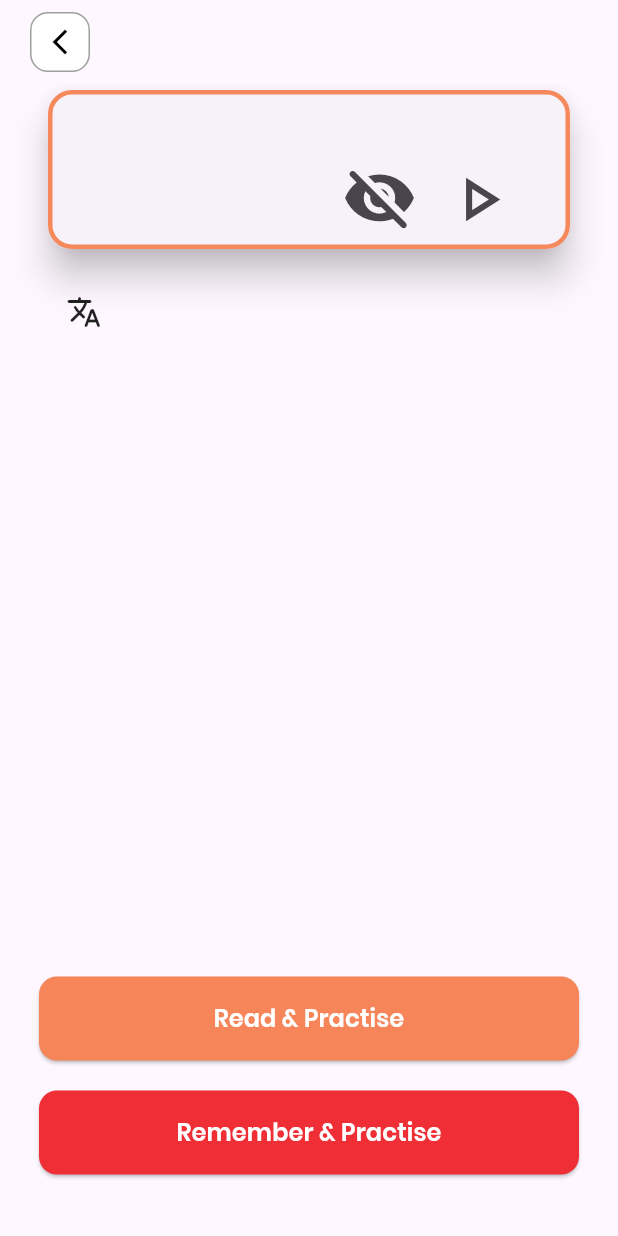
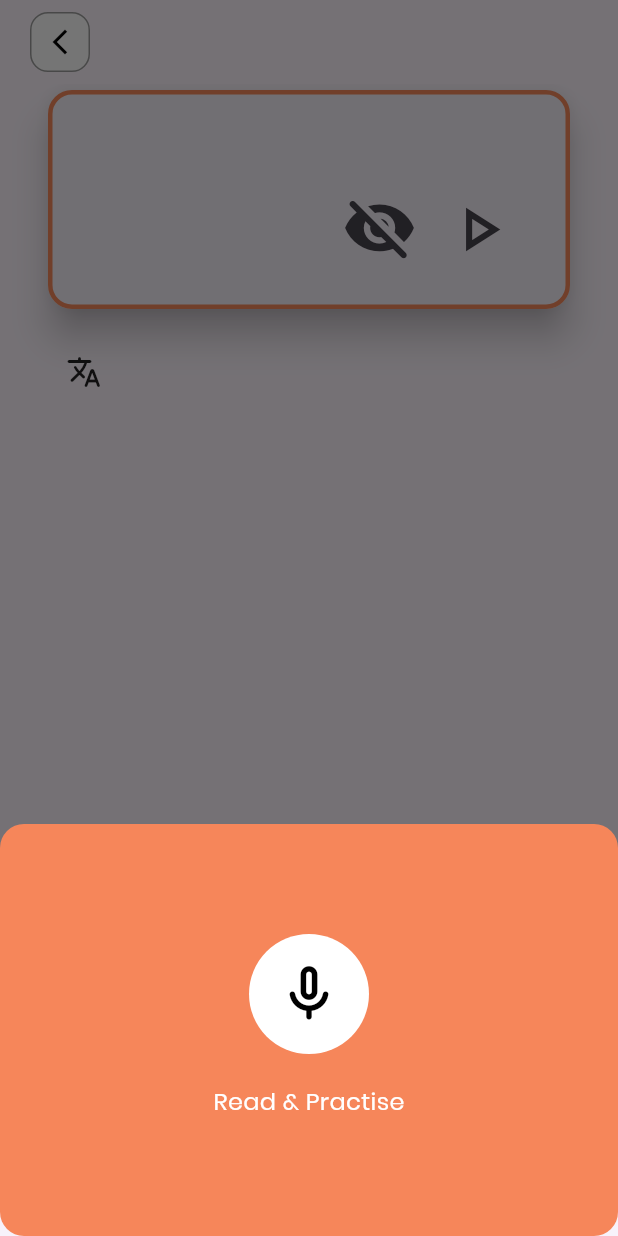
Before and after one commit to BharathKumar-99/yoyo_school_app, a Flutter app: the PhraseRecordingScreen screen opened directly with empty values, after a tap on the "visibility" icon, after a tap on "Read & Practise", on a phone screen of 412 x 824 dp. Run offline on Flutter 3.47's test engine with Material 3 defaults, Android fonts, the light colour scheme and no system bars; our stand-ins replace cached_network_image, fluttertoast, go_router, image_picker, just_audio, pin_code_fields and 1 more; missing offline and left inert: audio_waveforms, otp_autofill; accounts and stored records are empty.

Commit message:
recording

```diff
--- a/lib/features/recording/presentation/phrase_recording_provider.dart
+++ b/lib/features/recording/presentation/phrase_recording_provider.dart
@@ -1,35 +1,48 @@
 import 'package:flutter/material.dart';
-import 'package:yoyo_school_app/config/router/navigation_helper.dart';
+import 'package:just_audio/just_audio.dart';
 import 'package:yoyo_school_app/features/home/model/phrases_model.dart';
+import 'package:yoyo_school_app/features/recording/presentation/read_and_practise_screen.dart';
+import 'package:yoyo_school_app/features/recording/presentation/remember_and_practise_screen.dart';
 
 class PhraseRecordingProvider extends ChangeNotifier {
   PhraseModel phraseModel;
   bool showPhrase = true;
+  final player = AudioPlayer();
 
-  PhraseRecordingProvider(this.phraseModel);
+  PhraseRecordingProvider(this.phraseModel) {
+    initAudio();
+  }
+
+  initAudio() async {
+    await player.setUrl(phraseModel.recording ?? "");
+    await player.setVolume(1);
+  }
 
   togglePhrase() {
     showPhrase = !showPhrase;
     notifyListeners();
   }
 
+  playAudio() async {
+    try {
+      if (player.playerState.processingState == ProcessingState.completed) {
+        await player.seek(Duration.zero);
+      }
+      await player.play();
+    } catch (e) {
+      debugPrint(e.toString());
+    }
+  }
+
   showReadBottomPopup(BuildContext context) => showModalBottomSheet(
+    elevation: 1,
     context: context,
-    builder: (_) => SizedBox(
-      height: MediaQuery.sizeOf(context).height / 2,
-      width: double.infinity,
-      child: Column(
-        children: [
-          CircleAvatar(
-            radius: 60,
-            child: IconButton(
-              onPressed: () {},
-              icon: Icon(Icons.mic_none_rounded),
-            ),
-          ),
-          Text(text.readAndpractise),
-        ],
-      ),
-    ),
+    builder: (_) => ReadAndPractiseScreen(),
+  );
+
+  showRememberBottomPopup(BuildContext context) => showModalBottomSheet(
+    elevation: 1,
+    context: context,
+    builder: (_) => RememberAndPractiseScreen(),
   );
 }
--- a/lib/features/recording/presentation/phrase_recording_screen.dart
+++ b/lib/features/recording/presentation/phrase_recording_screen.dart
@@ -28,7 +28,10 @@ class PhraseRecordingScreen extends StatelessWidget {
                     side: BorderSide(color: Color(0xFFF6895B), width: 3),
                   ),
                   child: Padding(
-                    padding: const EdgeInsets.symmetric(horizontal: 28.0),
+                    padding: const EdgeInsets.symmetric(
+                      horizontal: 28.0,
+                      vertical: 20,
+                    ),
                     child: Column(
                       children: [
                         Text(
@@ -53,7 +56,7 @@ class PhraseRecordingScreen extends StatelessWidget {
                               ),
                             ),
                             IconButton(
-                              onPressed: () {},
+                              onPressed: () => value.playAudio(),
                               icon: Icon(Icons.play_arrow_outlined, size: 50),
                             ),
                           ],
@@ -91,7 +94,7 @@ class PhraseRecordingScreen extends StatelessWidget {
                 SizedBox(
                   width: double.infinity,
                   child: ElevatedButton(
-                    onPressed: () {},
+                    onPressed: () => value.showReadBottomPopup(context),
                     style: ElevatedButton.styleFrom(
                       backgroundColor: Color(0xFFF6865A),
                     ),
@@ -104,13 +107,13 @@ class PhraseRecordingScreen extends StatelessWidget {
                 SizedBox(
                   width: double.infinity,
                   child: ElevatedButton(
-                    onPressed: () => value.showReadBottomPopup(context),
+                    onPressed: () => value.showRememberBottomPopup(context),
                     style: ElevatedButton.styleFrom(
                       backgroundColor: Color(0xFFEF2E36),
                     ),
                     child: Text(
                       text.rememberAndPractise,
-                      style: AppTextStyles.textTheme.titleMedium ,
+                      style: AppTextStyles.textTheme.titleMedium,
                     ),
                   ),
                 ),
--- /dev/null
+++ b/lib/features/recording/presentation/read_and_practise_screen.dart
@@ -0,0 +1,93 @@
+import 'package:audio_waveforms/audio_waveforms.dart';
+import 'package:flutter/material.dart';
+import 'package:provider/provider.dart';
+import 'package:yoyo_school_app/config/router/navigation_helper.dart';
+import 'package:yoyo_school_app/features/recording/presentation/recorder_provider.dart';
+
+class ReadAndPractiseScreen extends StatelessWidget {
+  const ReadAndPractiseScreen({super.key});
+
+  @override
+  Widget build(BuildContext context) {
+    return ChangeNotifierProvider<RecordingProvider>(
+      create: (context) => RecordingProvider(),
+      child: Consumer<RecordingProvider>(
+        builder: (context, value, wid) {
+          return Container(
+            height: MediaQuery.sizeOf(context).height / 3,
+            decoration: BoxDecoration(
+              color: Color(0xFFF6865A),
+              borderRadius: BorderRadius.circular(16),
+            ),
+            width: double.infinity,
+            child: Column(
+              children: [
+                Spacer(),
+                Row(
+                  children: [
+                    Spacer(),
+                    if (value.isRecording)
+                      AudioWaveforms(
+                        waveStyle: WaveStyle(
+                          waveColor: Colors.white,
+                          showDurationLabel: false,
+                          spacing: 8.0,
+                          showBottom: false,
+                          extendWaveform: true,
+                          showMiddleLine: false,
+                        ),
+                        size: Size(50, 50.0),
+                        recorderController: value.recorderController,
+                      ),
+                    Spacer(),
+                    CircleAvatar(
+                      backgroundColor: Colors.white,
+                      radius: 80 / 2,
+                      child: IconButton(
+                        onPressed: () => value.toggleRecording(),
+                        icon: Icon(
+                          value.isRecording
+                              ? Icons.close_rounded
+                              : Icons.mic_none_rounded,
+                          size: 45,
+                          color: Colors.black,
+                        ),
+                      ),
+                    ),
+                    Spacer(),
+                    if (value.isRecording)
+                      AudioWaveforms(
+                        waveStyle: WaveStyle(
+                          waveColor: Colors.white,
+                          showDurationLabel: false,
+                          spacing: 8.0,
+                          showBottom: false,
+                          extendWaveform: true,
+                          showMiddleLine: false,
+                        ),
+                        size: Size(50, 50.0),
+                        recorderController: value.recorderController,
+                      ),
+                    Spacer(),
+                  ],
+                ),
+                SizedBox(height: 20),
+                Text(
+                  (value.isRecording) ? text.recording : text.readAndpractise,
+                  style: TextStyle(color: Colors.white),
+                ),
+                SizedBox(height: 5),
+                if (value.isRecording)
+                  Text(
+                    value.recordingTime,
+                    style: TextStyle(color: Colors.black),
+                  ),
+                Spacer(),
+              ],
+            ),
+          );
+        },
+      ),
+    );
+  }
+}
--- /dev/null
+++ b/lib/features/recording/presentation/recorder_provider.dart
@@ -0,0 +1,66 @@
+import 'dart:async';
+import 'dart:developer';
+
+import 'package:flutter/material.dart';
+import 'package:audio_waveforms/audio_waveforms.dart';
+import 'package:just_audio/just_audio.dart';
+
+class RecordingProvider extends ChangeNotifier {
+  late final RecorderController recorderController;
+  final player = AudioPlayer();
+  bool isRecording = false;
+  String? recordingPath;
+  String recordingTime = "00:00";
+  late final StreamSubscription<Duration> _durationSubscription;
+  RecordingProvider() {
+    recorderController = RecorderController()
+      ..androidEncoder = AndroidEncoder.aac
+      ..androidOutputFormat = AndroidOutputFormat.mpeg4
+      ..iosEncoder = IosEncoder.kAudioFormatMPEG4AAC
+      ..sampleRate = 16000;
+    _durationSubscription = recorderController.onCurrentDuration.listen((
+      duration,
+    ) {
+      final minutes = duration.inMinutes
+          .remainder(60)
+          .toString()
+          .padLeft(2, '0');
+      final seconds = duration.inSeconds
+          .remainder(60)
+          .toString()
+          .padLeft(2, '0');
+      recordingTime = "$minutes:$seconds";
+      notifyListeners();
+    });
+  }
+
+  @override
+  void dispose() {
+    _durationSubscription.cancel();
+    recorderController.dispose();
+    player.dispose();
+    super.dispose();
+  }
+
+  Future<void> toggleRecording() async {
+    try {
+      if (isRecording) {
+        recordingPath = await recorderController.stop();
+        isRecording = false;
+        if (recordingPath != null) {
+          recordingTime = "00:00";
+          await player.setFilePath(recordingPath!);
+          await player.setVolume(1);
+          await player.play();
+        }
+        notifyListeners();
+      } else {
+        await recorderController.record();
+        isRecording = true;
+        notifyListeners();
+      }
+    } catch (e) {
+      log(e.toString());
+    }
+  }
+}
--- a/lib/l10n/app_en.arb
+++ b/lib/l10n/app_en.arb
@@ -10,8 +10,6 @@
     "effort": "Effort",
     "score": "Score",
     "your_classes": "Your classes",
-    "read_and_practise": "Read & Practise",
-    "remember_and_practise": "Remember & Practise",
     "recording": "Recording",
     "submit_score": "Submit Score",
     "profile_header": "This is your profile information which is not shared or editale.",
@@ -30,4 +28,5 @@
     "profileUpdated": "Profile Updated",
     "readAndpractise": "Read & Practise",
     "rememberAndPractise": "Remember & Practise"
+
 }
--- a/lib/l10n/app_localizations.dart
+++ b/lib/l10n/app_localizations.dart
@@ -160,18 +160,6 @@ abstract class AppLocalizations {
   /// **'Your classes'**
   String get your_classes;
 
-  /// No description provided for @read_and_practise.
-  ///
-  /// In en, this message translates to:
-  /// **'Read & Practise'**
-  String get read_and_practise;
-
-  /// No description provided for @remember_and_practise.
-  ///
-  /// In en, this message translates to:
-  /// **'Remember & Practise'**
-  String get remember_and_practise;
-
   /// No description provided for @recording.
   ///
   /// In en, this message translates to:
--- a/lib/l10n/app_localizations_en.dart
+++ b/lib/l10n/app_localizations_en.dart
@@ -40,12 +40,6 @@ class AppLocalizationsEn extends AppLocalizations {
 
   @override
   String get your_classes => 'Your classes';
-
-  @override
-  String get read_and_practise => 'Read & Practise';
-
-  @override
-  String get remember_and_practise => 'Remember & Practise';
 
   @override
   String get recording => 'Recording';
--- a/pubspec.yaml
+++ b/pubspec.yaml
@@ -1,7 +1,7 @@
 name: yoyo_school_app
 description: "A new Flutter project."
 publish_to: "none"
-version: 0.1.4
+version: 0.1.5
 
 environment:
   sdk: ^3.8.1
@@ -21,6 +21,8 @@ dependencies:
   cached_network_image: ^3.4.1
   image_picker: ^1.2.0
   fluttertoast: ^9.0.0
+  just_audio: ^0.10.5
+  audio_waveforms: ^1.3.0
 
 dev_dependencies:
   flutter_test:
```
Also changed, not shown: lib/features/recording/presentation/remember_and_practise_screen.dart (added, +97 -0 lines), lib/features/recording/presentation/remember_recorder_provider.dart (added, +66 -0 lines), pubspec.lock, 3 other files.
